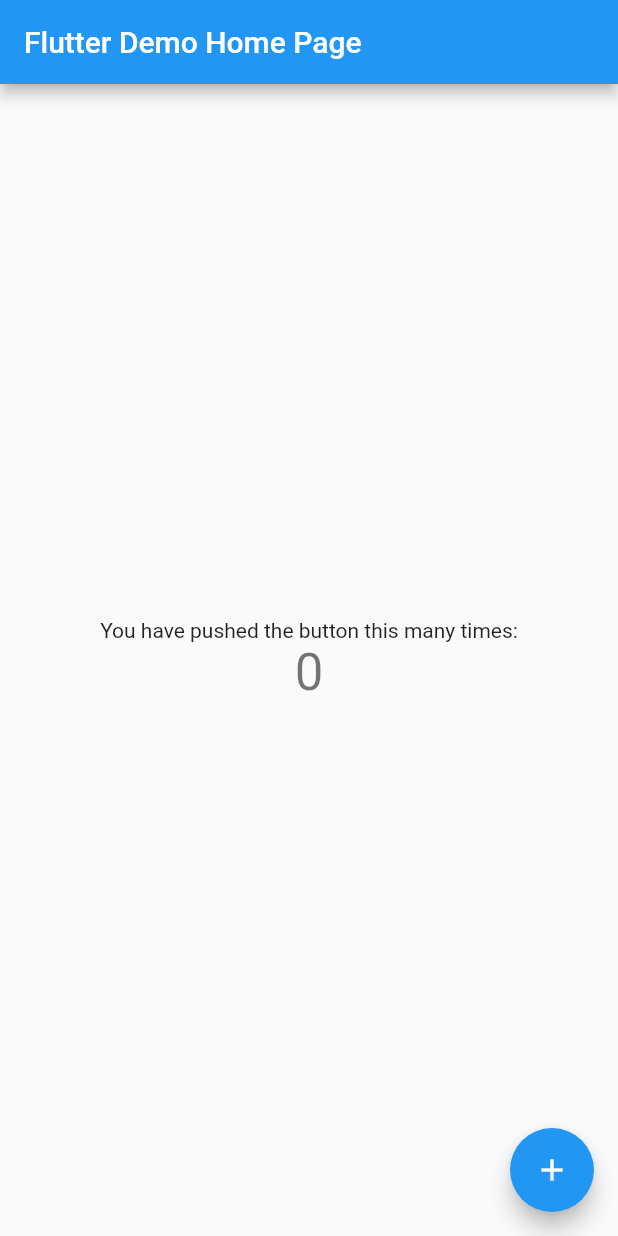
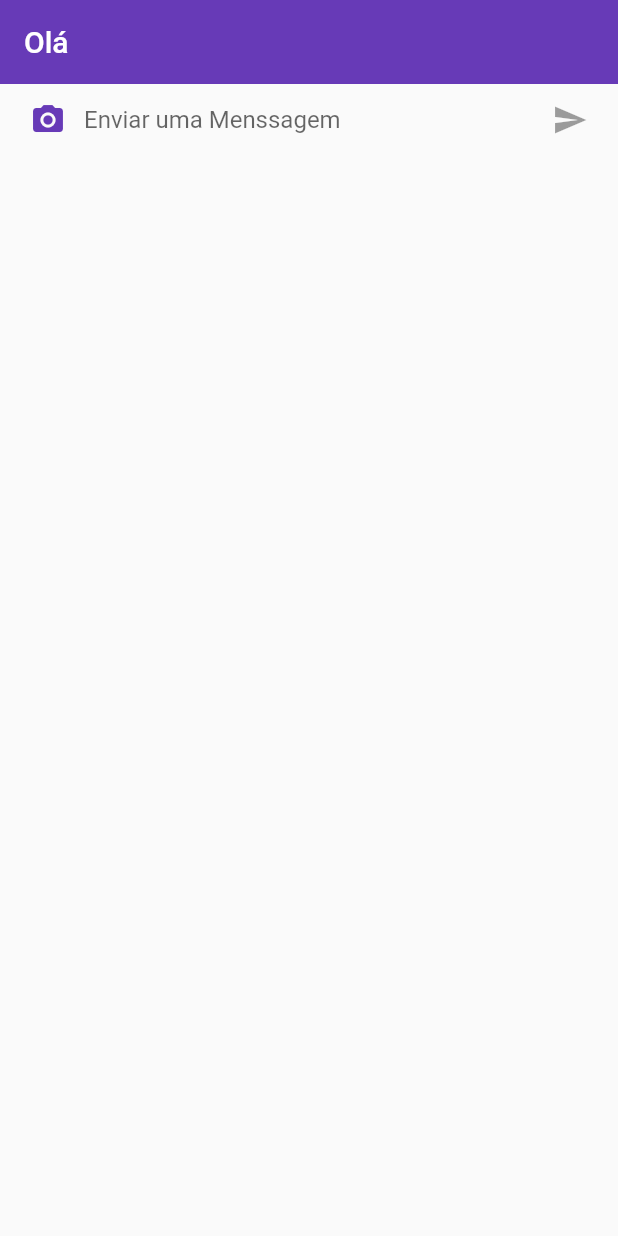
Before and after one commit to wiliamfrisonribeiro/flutter-chat-com-firebase, a Flutter app: the screen it shows after launch, on a phone screen of 412 x 824 dp. Run offline on Flutter 3.47's test engine with Material 2 defaults, Android fonts, the phone set to English and light mode, and no system bars; our stand-ins replace cloud_firestore, firebase_core, firebase_storage, image_picker; accounts and stored records are empty.

Commit message:
Criando layout do chat

```diff
--- /dev/null
+++ b/lib/chat_screen.dart
@@ -0,0 +1,42 @@
+import 'package:cloud_firestore/cloud_firestore.dart';
+import 'package:flutter/material.dart';
+import 'package:flutter_chat/text_composer.dart';
+import 'package:image_picker/image_picker.dart';
+import 'package:firebase_storage/firebase_storage.dart'  as firebase_storage;
+import 'dart:io' as io;
+
+class ChatScreen extends StatefulWidget {
+  @override
+  State<ChatScreen> createState() => _ChatScreenState();
+}
+
+class _ChatScreenState extends State<ChatScreen> {
+
+void _sendMesssage({String? text, XFile? imgFile}){
+
+  if(imgFile !=null){
+
+      firebase_storage.UploadTask task = firebase_storage.FirebaseStorage.instance.ref().child(
+
+        DateTime.now().microsecondsSinceEpoch.toString()
+      ).putFile(io.File(imgFile.path));
+  }
+  FirebaseFirestore.instance.collection('menssagens').add({
+    'text': text
+}
+  );
+
+
+}
+
+  @override
+  Widget build(BuildContext context) {
+    return Scaffold(
+      appBar: AppBar(
+        title: Text("Olá"),
+        elevation: 0,
+      ),
+      body: TextComposer(_sendMesssage),
+    );
+  }
+}
--- a/lib/main.dart
+++ b/lib/main.dart
@@ -1,115 +1,25 @@
+import 'package:cloud_firestore/cloud_firestore.dart';
+
+import 'package:firebase_core/firebase_core.dart';
+
 import 'package:flutter/material.dart';
 
-void main() {
+import 'chat_screen.dart';
+
+void main() async {
   runApp(const MyApp());
+   Firebase.initializeApp();
 }
 
 class MyApp extends StatelessWidget {
   const MyApp({Key? key}) : super(key: key);
 
-  // This widget is the root of your application.
   @override
   Widget build(BuildContext context) {
     return MaterialApp(
-      title: 'Flutter Demo',
-      theme: ThemeData(
-        // This is the theme of your application.
-        //
-        // Try running your application with "flutter run". You'll see the
-        // application has a blue toolbar. Then, without quitting the app, try
-        // changing the primarySwatch below to Colors.green and then invoke
-        // "hot reload" (press "r" in the console where you ran "flutter run",
-        // or simply save your changes to "hot reload" in a Flutter IDE).
-        // Notice that the counter didn't reset back to zero; the application
-        // is not restarted.
-        primarySwatch: Colors.blue,
-      ),
-      home: const MyHomePage(title: 'Flutter Demo Home Page'),
+      title: "Chat Flutter",
+      theme: ThemeData(primarySwatch: Colors.deepPurple, iconTheme: IconThemeData(color: Colors.deepPurple)),
+      home: ChatScreen(),
     );
   }
 }
-
-class MyHomePage extends StatefulWidget {
-  const MyHomePage({Key? key, required this.title}) : super(key: key);
-
-  // This widget is the home page of your application. It is stateful, meaning
-  // that it has a State object (defined below) that contains fields that affect
-  // how it looks.
-
-  // This class is the configuration for the state. It holds the values (in this
-  // case the title) provided by the parent (in this case the App widget) and
-  // used by the build method of the State. Fields in a Widget subclass are
-  // always marked "final".
-
-  final String title;
-
-  @override
-  State<MyHomePage> createState() => _MyHomePageState();
-}
-
-class _MyHomePageState extends State<MyHomePage> {
-  int _counter = 0;
-
-  void _incrementCounter() {
-    setState(() {
-      // This call to setState tells the Flutter framework that something has
-      // changed in this State, which causes it to rerun the build method below
-      // so that the display can reflect the updated values. If we changed
-      // _counter without calling setState(), then the build method would not be
-      // called again, and so nothing would appear to happen.
-      _counter++;
-    });
-  }
-
-  @override
-  Widget build(BuildContext context) {
-    // This method is rerun every time setState is called, for instance as done
-    // by the _incrementCounter method above.
-    //
-    // The Flutter framework has been optimized to make rerunning build methods
-    // fast, so that you can just rebuild anything that needs updating rather
-    // than having to individually change instances of widgets.
-    return Scaffold(
-      appBar: AppBar(
-        // Here we take the value from the MyHomePage object that was created by
-        // the App.build method, and use it to set our appbar title.
-        title: Text(widget.title),
-      ),
-      body: Center(
-        // Center is a layout widget. It takes a single child and positions it
-        // in the middle of the parent.
-        child: Column(
-          // Column is also a layout widget. It takes a list of children and
-          // arranges them vertically. By default, it sizes itself to fit its
-          // children horizontally, and tries to be as tall as its parent.
-          //
-          // Invoke "debug painting" (press "p" in the console, choose the
-          // "Toggle Debug Paint" action from the Flutter Inspector in Android
-          // Studio, or the "Toggle Debug Paint" command in Visual Studio Code)
-          // to see the wireframe for each widget.
-          //
-          // Column has various properties to control how it sizes itself and
-          // how it positions its children. Here we use mainAxisAlignment to
-          // center the children vertically; the main axis here is the vertical
-          // axis because Columns are vertical (the cross axis would be
-          // horizontal).
-          mainAxisAlignment: MainAxisAlignment.center,
-          children: <Widget>[
-            const Text(
-              'You have pushed the button this many times:',
-            ),
-            Text(
-              '$_counter',
-              style: Theme.of(context).textTheme.headline4,
-            ),
-          ],
-        ),
-      ),
-      floatingActionButton: FloatingActionButton(
-        onPressed: _incrementCounter,
-        tooltip: 'Increment',
-        child: const Icon(Icons.add),
-      ), // This trailing comma makes auto-formatting nicer for build methods.
-    );
-  }
-}
--- /dev/null
+++ b/lib/text_composer.dart
@@ -0,0 +1,70 @@
+import 'package:flutter/material.dart';
+import 'package:image_picker/image_picker.dart';
+
+class TextComposer extends StatefulWidget {
+
+  TextComposer(this.sendMessage);
+
+   final Function({String text, XFile imgFile}) sendMessage;
+
+  @override
+  State<TextComposer> createState() => _TextComposerState();
+}
+
+class _TextComposerState extends State<TextComposer> {
+  bool _isComposing = false;
+  final TextEditingController _controller = TextEditingController();
+
+  void _reset() {
+    _controller.clear();
+
+    setState(() {
+      _isComposing = false;
+    });
+  }
+
+  @override
+  Widget build(BuildContext context) {
+    return Container(
+      margin: const EdgeInsets.symmetric(horizontal: 8),
+      child: Row(
+        children: <Widget>[
+          IconButton(
+              onPressed: () async {
+                final ImagePicker _picker = ImagePicker();
+                final XFile? imgFile =
+                    await _picker.pickImage(source: ImageSource.camera);
+
+                    if(imgFile == null) return;
+                    widget.sendMessage(imgFile: imgFile);
+              },
+              icon: const Icon(Icons.photo_camera)),
+          Expanded(
+              child: TextField(
+            controller: _controller,
+            decoration: const InputDecoration.collapsed(
+                hintText: "Enviar uma Menssagem"),
+            onChanged: (text) {
+              setState(() {
+                _isComposing = text.isNotEmpty;
+              });
+            },
+            onSubmitted: (text) {
+              widget.sendMessage(text: text);
+              _reset();
+            },
+          )),
+          IconButton(
+            icon: const Icon(Icons.send),
+            onPressed: _isComposing
+                ? () {
+                    widget.sendMessage(text:_controller.text);
+                    _reset();
+                  }
+                : null,
+          )
+        ],
+      ),
+    );
+  }
+}
```
Also changed, not shown: pubspec.yaml (+7 -0 lines), pubspec.lock, 3 other files.
